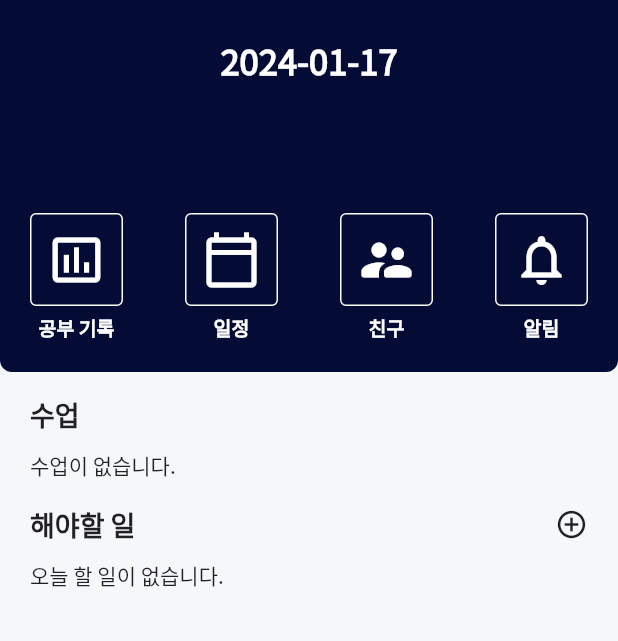
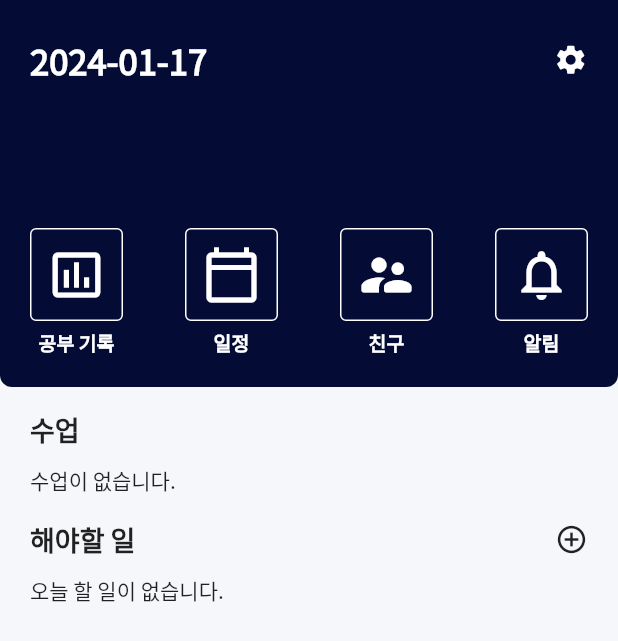
Before and after one commit to rscracker/studyhelper, a Flutter app: the MainView screen opened by its route, on a phone screen of 412 x 824 dp. Shown: the top 641 px of the screen. Run offline on Flutter 3.47's test engine with Material 2 defaults, Android fonts, the phone set to English and light mode, and no system bars; our stand-ins replace cloud_firestore, firebase_auth, firebase_core, firebase_messaging, flutter_local_notifications, flutter_native_timezone and 6 more; accounts and stored records are empty.

Commit message:
feat : 설정 페이지 추가 로그인 바인딩 추가

```diff
--- a/lib/main.dart
+++ b/lib/main.dart
@@ -4,6 +4,7 @@ import 'package:firebase_core/firebase_core.dart';
 import 'package:firebase_messaging/firebase_messaging.dart';
 import 'package:flutter/material.dart';
 import 'package:get/get.dart';
+import 'package:studyhelper/modules/login/login_view_controller.dart';
 import 'package:studyhelper/modules/main/bindings/main_binding.dart';
 import 'package:studyhelper/routes/app_pages.dart';
 import 'package:studyhelper/services/notification_service.dart';
@@ -70,6 +71,7 @@ class MyApp extends StatelessWidget {
         Get.put(UserService());
         Get.put(TodoService());
         Get.put(NotificationService());
+        Get.put(LoginViewController());
       }),
       getPages: AppPages.routes,
     );
--- a/lib/modules/common/custom_button.dart
+++ b/lib/modules/common/custom_button.dart
@@ -1,4 +1,5 @@
 import 'package:flutter/material.dart';
+import 'package:studyhelper/utils/app_color.dart';
 
 class CustomButton extends StatelessWidget {
   final double? height;
@@ -29,10 +30,10 @@ class CustomButton extends StatelessWidget {
         height: height ?? 50,
         width: width ?? double.infinity,
         decoration: BoxDecoration(
-          color: buttonColor ?? Colors.white,
+          color: buttonColor ?? AppColor.mainColor,
           border:
               Border.all(width: 1, color: borderColor ?? Colors.transparent),
-          borderRadius: BorderRadius.circular(borderRadius ?? 8),
+          borderRadius: BorderRadius.circular(borderRadius ?? 6),
         ),
         child: Center(
           child: Text(
--- a/lib/modules/friends/friends_view_controller.dart
+++ b/lib/modules/friends/friends_view_controller.dart
@@ -45,7 +45,7 @@ class FriendsViewController extends GetxController {
   }) async {
     await notificationController.addNotifcation(
         receiver: user,
-        content: '${user.name}님의 친구 요청이 있습니다.',
+        content: '${currentUser.name}님의 친구 요청이 있습니다.',
         myUid: currentUser.uid,
         type: 'friendRequest');
     Get.back();
--- /dev/null
+++ b/lib/modules/login/login_view_controller.dart
@@ -0,0 +1,29 @@
+import 'package:flutter/material.dart';
+import 'package:get/get.dart';
+import 'package:studyhelper/services/user_service.dart';
+
+class LoginViewController extends GetxController {
+  static LoginViewController get to => Get.find<LoginViewController>();
+
+  final userService = UserService.to;
+
+  TextEditingController get phoneNumController =>
+      userService.phoneNumController;
+  TextEditingController get authNumController => userService.authNumController;
+
+  @override
+  void onInit() {
+    userService.autoLogin();
+    super.onInit();
+  }
+
+  void onSend() {
+    if (phoneNumController.text.length == 11) {
+      userService.smsAuth();
+    }
+  }
+
+  void onAuth() {
+    userService.signInWithPhoneNumber();
+  }
+}
--- a/lib/modules/main/main_controller.dart
+++ b/lib/modules/main/main_controller.dart
@@ -32,4 +32,8 @@ class MainController extends GetxController {
   void onDeleteTodo(TodoModel todo) {
     todoService.deteteTodo(todo: todo);
   }
+
+  void onPressedSetting() {
+    Get.toNamed('/setting');
+  }
 }
--- a/lib/modules/main/main_view.dart
+++ b/lib/modules/main/main_view.dart
@@ -13,12 +13,6 @@ import 'package:studyhelper/utils/utils.dart';
 
 class MainView extends GetView<MainController> {
   const MainView({Key? key}) : super(key: key);
-  // @override
-  // void initState() {
-  //   todoService.getTodo();
-  //   todoService.getThisWeekTodos();
-  //   super.initState();
-  // }
   @override
   Widget build(BuildContext context) {
     return Scaffold(
@@ -31,6 +25,7 @@ class MainView extends GetView<MainController> {
             _Profile(
               name: controller.currentUser.name,
               nick: controller.currentUser.nick,
+              onPressedSetting: controller.onPressedSetting,
             ),
             _Class(
               classes: controller.classes,
@@ -50,8 +45,13 @@ class MainView extends GetView<MainController> {
 class _Profile extends StatelessWidget {
   final String name;
   final String nick;
+  final VoidCallback onPressedSetting;
 
-  const _Profile({required this.name, required this.nick, Key? key})
+  const _Profile(
+      {required this.name,
+      required this.nick,
+      required this.onPressedSetting,
+      Key? key})
       : super(key: key);
 
   @override
@@ -68,6 +68,9 @@ class _Profile extends StatelessWidget {
         child: Column(
           crossAxisAlignment: CrossAxisAlignment.start,
           children: [
+            Row(
+              mainAxisAlignment: MainAxisAlignment.spaceBetween,
+              children: [
                 SizedBox(
                   height: 40,
                   child: Align(
@@ -80,6 +83,19 @@ class _Profile extends StatelessWidget {
                       ),
                     ),
                   ),
+                ),
+                GestureDetector(
+                  onTap: onPressedSetting,
+                  child: const Icon(
+                    Icons.settings,
+                    color: Colors.white,
+                    size: 23,
+                  ),
+                ),
+              ],
+            ),
+            const SizedBox(
+              height: 10,
             ),
             Text(
               name,
--- a/lib/modules/notifications/notification_view.dart
+++ b/lib/modules/notifications/notification_view.dart
@@ -10,11 +10,7 @@ import 'package:studyhelper/modules/common/custom_button.dart';
 import 'package:studyhelper/utils/app_color.dart';
 
 class NotificationView extends GetView<NotificationViewController> {
-  NotificationView({Key? key}) : super(key: key);
-
-  final userService = UserService.to;
-  final notificationService = NotificationService.to;
-  UserModel get user => userService.currentUser;
+  const NotificationView({Key? key}) : super(key: key);
 
   @override
   Widget build(BuildContext context) {
--- /dev/null
+++ b/lib/modules/setting/bindings/setting_view_binding.dart
@@ -0,0 +1,9 @@
+import 'package:get/get.dart';
+import 'package:studyhelper/modules/setting/setting_view_controller.dart';
+
+class SettingViewBinding implements Bindings {
+  @override
+  void dependencies() {
+    Get.lazyPut(() => SettingViewController());
+  }
+}
--- a/lib/routes/app_pages.dart
+++ b/lib/routes/app_pages.dart
@@ -2,6 +2,8 @@ import 'package:get/get.dart';
 import 'package:studyhelper/modules/friends/bindings/friends_binding.dart';
 import 'package:studyhelper/modules/friends/friends_view.dart';
 import 'package:studyhelper/modules/history/history_view.dart';
+import 'package:studyhelper/modules/login/bindings/login_view_binding.dart';
+import 'package:studyhelper/modules/login/login_view.dart';
 import 'package:studyhelper/modules/main/bindings/main_binding.dart';
 import 'package:studyhelper/modules/main/bindings/student_detail_binding.dart';
 import 'package:studyhelper/modules/main/main_controller.dart';
@@ -11,6 +13,8 @@ import 'package:studyhelper/modules/notifications/bindings/notification_binding.
 import 'package:studyhelper/modules/notifications/notification_view.dart';
 import 'package:studyhelper/modules/parents/bindings/parents_binding.dart';
 import 'package:studyhelper/modules/parents/parents_view.dart';
+import 'package:studyhelper/modules/setting/bindings/setting_view_binding.dart';
+import 'package:studyhelper/modules/setting/setting_view.dart';
 
 class AppPages {
   AppPages._();
@@ -20,10 +24,18 @@ class AppPages {
       MainBinding(),
     ]),
     GetPage(
+        name: '/login',
+        page: () => const LoginView(),
+        binding: LoginViewBinding()),
+    GetPage(
         name: '/friends',
         page: () => const FriendsView(),
         binding: FriendsBinding()),
     GetPage(name: '/history', page: () => HistoryView()),
+    GetPage(
+        name: '/setting',
+        page: () => const SettingView(),
+        binding: SettingViewBinding()),
     GetPage(
         name: '/notification',
         page: () => NotificationView(),
@@ -35,6 +47,6 @@ class AppPages {
     GetPage(
         name: '/studentDetail',
         page: () => const StudentDetailView(),
-        binding: StudnetDetailBinding())
+        binding: StudnetDetailBinding()),
   ];
 }
--- a/lib/services/user_service.dart
+++ b/lib/services/user_service.dart
@@ -52,7 +52,7 @@ class UserService extends GetxService {
         await prefs.setString('uid', temp.uid);
         bool result = await checkUser(uid: temp.uid);
         if (result) {
-          Get.to(() => MainView());
+          Get.offNamed('/main');
         } else {
           Get.to(() => RegisterView());
         }
@@ -140,6 +140,8 @@ class UserService extends GetxService {
     }
   }
 
+  void signOut() async {}
+
   Future<UserModel> findUser({required String nick}) async {
     QuerySnapshot snapshot =
         await userCollection.where('nick', isEqualTo: nick).get();
```
Also changed, not shown: lib/modules/login/bindings/login_view_binding.dart (added, +15 -0 lines), lib/modules/login/login_view.dart (+10 -42 lines), lib/modules/setting/setting_view.dart (added, +40 -0 lines), lib/modules/setting/setting_view_controller.dart (added, +17 -0 lines). Lines whose indentation alone changed are shown as unchanged.
